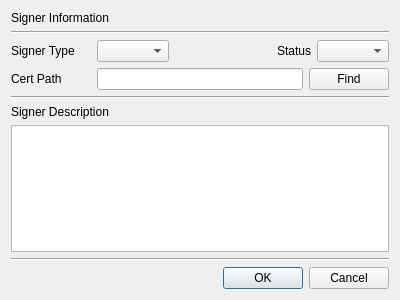
This is CertMan/signer_dlg.ui in jykim74/CertMan as Qt 5 draws it before an edit. The edited form follows.
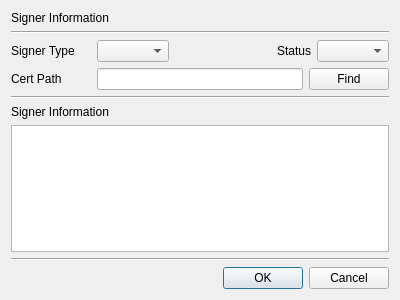
This is the edited form.

Commit message:
TB_SIGNER 테이블에서 Desc 컬럼을 Info로 변경
MySQL에서 Desc 는 예약어로 이름을 Info로 변경 함

What changed in the file:
```diff
--- a/CertMan/signer_dlg.ui
+++ b/CertMan/signer_dlg.ui
@@ -126,7 +126,7 @@
    <item>
     <widget class="QLabel" name="label_5">
      <property name="text">
-      <string>Signer Description</string>
+      <string>Signer Information</string>
      </property>
     </widget>
    </item>
```
Left out of the diff: 4 changed lines with no effect on the pictures. The commit also changes 10 other files.
